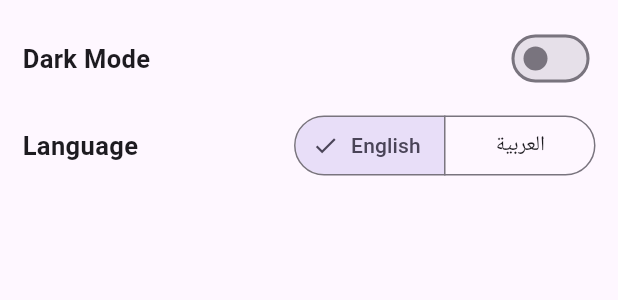
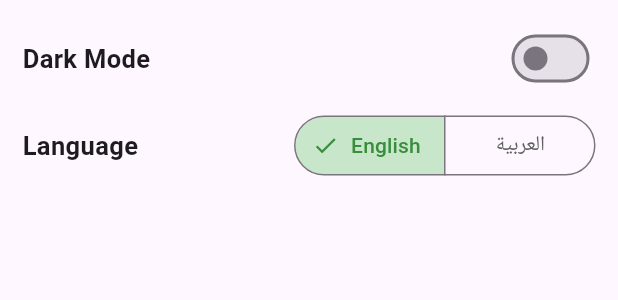
Before and after one commit to amrelmaadawy/pollution_predict, a Flutter app: the SettingView widget shown alone on an empty page, opened directly, on a phone screen of 412 x 824 dp. Shown: the top 300 px of the screen. Run offline on Flutter 3.47's test engine with Material 3 defaults, Android fonts, the phone set to English and light mode, and no system bars; our stand-ins replace bloc, fl_chart, flutter_bloc, flutter_map, google_nav_bar, latlong2 and 1 more; accounts and stored records are empty.

Commit message:
fix setting colors

```diff
--- a/lib/features/setting/UI/setting_view.dart
+++ b/lib/features/setting/UI/setting_view.dart
@@ -1,5 +1,6 @@
 import 'package:flutter/material.dart';
 import 'package:flutter_bloc/flutter_bloc.dart';
+import 'package:pollution/core/app_colors.dart';
 import 'package:pollution/core/cubit/pollution_cubit.dart';
 import 'package:pollution/generated/l10n.dart';
 
@@ -24,9 +25,10 @@ class SettingView extends StatelessWidget {
                   ),
                   Spacer(),
                   Switch(
+                    activeThumbColor: kDarkTextGreenColor,
+                    activeTrackColor: kDarkHighlightGreenColor,
                     value: state.isDark,
                     onChanged: (v) async {
-
                       cubit.toggleTheme(v);
                     },
                   ),
@@ -41,13 +43,36 @@ class SettingView extends StatelessWidget {
                   ),
                   Spacer(),
                   SegmentedButton<String>(
+                    style: ButtonStyle(
+                      backgroundColor: WidgetStateProperty.resolveWith<Color?>((
+                        states,
+                      ) {
+                        if (states.contains(WidgetState.selected)) {
+                          return state.isDark
+                              ? kDarkHighlightGreenColor
+                              : kLightHighlightGreenColor; // لون الاكتف
+                        }
+                        return Theme.of(
+                          context,
+                        ).colorScheme.surface; // لون العادي
+                      }),
+                      foregroundColor: WidgetStateProperty.resolveWith<Color?>((
+                        states,
+                      ) {
+                        if (states.contains(WidgetState.selected)) {
+                          return state.isDark
+                              ? kDarkTextGreenColor
+                              : klightGreenTextColor; // لون النص لما يكون Active
+                        }
+                        return Colors.grey.shade700; // لون النص العادي
+                      }),
+                    ),
                     segments: const [
                       ButtonSegment(value: "en", label: Text("English")),
                       ButtonSegment(value: "ar", label: Text("العربية")),
                     ],
                     selected: {state.language},
-                    onSelectionChanged: (newValue)async {
-
+                    onSelectionChanged: (newValue) async {
                       cubit.changeLanguage(newValue.first);
                     },
                   ),
```
